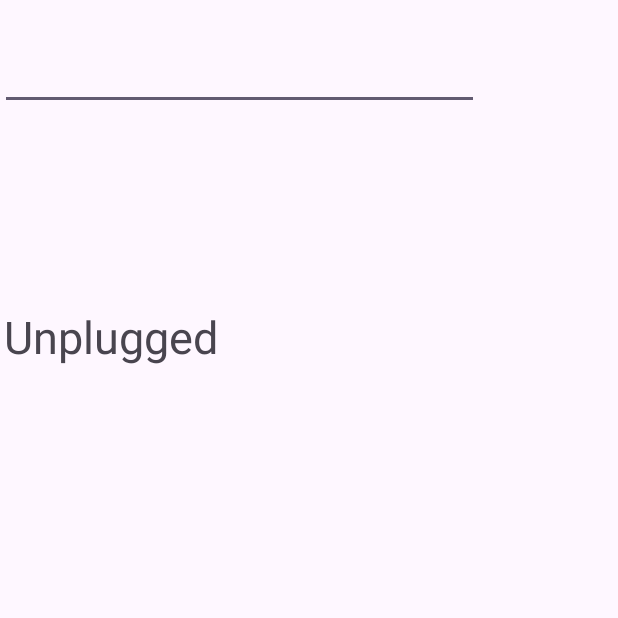
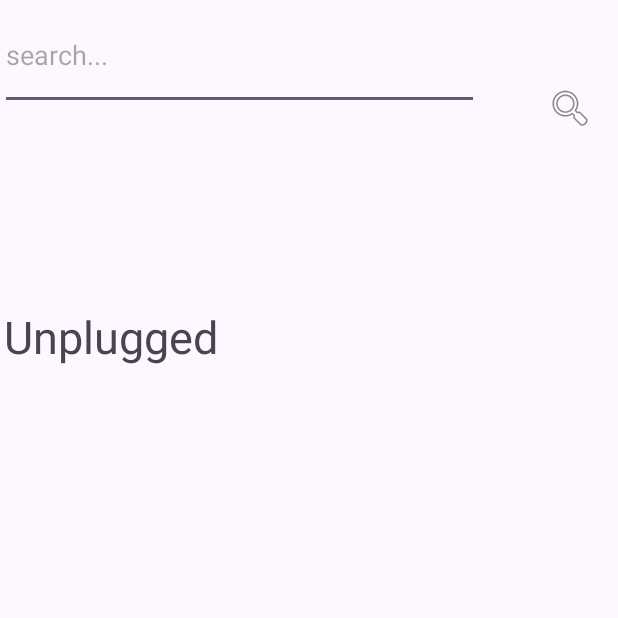
Before and after one commit to binarydigitz01/unplugged, an Android app: the fragment AppDrawerFragment shown on its own in the app's theme, on a phone screen of 412 x 824 dp, the top half of it. Run offline under Robolectric (Android 15) with nearby library versions, the phone set to English and light mode, and no system bars; 1 statement that could not run was skipped.

Commit message:
Final UI Changes

```diff
--- a/app/src/main/java/com/devsprint/unplugged/AppDrawerFragment.java
+++ b/app/src/main/java/com/devsprint/unplugged/AppDrawerFragment.java
@@ -7,10 +7,14 @@ import android.content.pm.PackageManager;
 import android.content.pm.ResolveInfo;
 import android.health.connect.datatypes.AppInfo;
 import android.os.Bundle;
+import android.text.Editable;
+import android.text.TextWatcher;
 import android.util.Log;
 import android.view.LayoutInflater;
 import android.view.View;
 import android.view.ViewGroup;
+import android.widget.TextView;
+
 import androidx.annotation.NonNull;
 import androidx.annotation.Nullable;
 import androidx.fragment.app.Fragment;
@@ -29,7 +33,15 @@ public class AppDrawerFragment extends Fragment {
     RecyclerView recyclerView;
     RecyclerView.Adapter adapter;
     RecyclerView.LayoutManager layoutManager;
+
+    TextView searchBox;
     ArrayList<AppItem> apps_list;
+
+    ArrayList<AppItem> disp_list;
+
+
+
+
 
 
     public AppDrawerFragment() {
@@ -41,17 +53,55 @@ public class AppDrawerFragment extends Fragment {
 
         View view = inflater.inflate(R.layout.fragment_apps_drawer,container,false);
         recyclerView = view.findViewById(R.id.app_list);
+        searchBox = view.findViewById(R.id.searchBox);
         apps_list = new ArrayList<AppItem>();
+        disp_list = new ArrayList<AppItem>();
+
         setUpApps(view.getContext());
-        adapter = new AppListRecyclerAdapter(getContext(), apps_list);
+        adapter = new AppListRecyclerAdapter(getContext(), disp_list);
 
         recyclerView = view.findViewById(R.id.app_list);
         //recyclerView.setLayoutManager(new LinearLayoutManager(getActivity()));
         recyclerView.setAdapter(adapter);
         Log.d("com.devsprint.unplugged", "abcd " +apps_list.get(2).AppName);
 
+        searchBox.addTextChangedListener(new TextWatcher() {
+            @Override
+            public void onTextChanged(CharSequence s, int start, int before, int count) {
+
+                // TODO Auto-generated method stub
+            }
+
+            @Override
+            public void beforeTextChanged(CharSequence s, int start, int count, int after) {
+
+                // TODO Auto-generated method stub
+            }
+
+            @Override
+            public void afterTextChanged(Editable s) {
+
+                // filter your list from your input
+                filter(s.toString());
+                //you can use runnable postDelayed like 500 ms to delay search text
+            }
+        });
+
 
         return view;
+    }
+
+    void filter(String text){
+        disp_list.clear();
+        for(AppItem d: apps_list){
+            //or use .equal(text) with you want equal match
+            //use .toLowerCase() for better matches
+            if(d.AppName.toLowerCase().contains(text.toLowerCase())){
+                disp_list.add(d);
+            }
+
+            adapter.notifyDataSetChanged();
+        }
     }
 
     @Override
@@ -77,9 +127,12 @@ public class AppDrawerFragment extends Fragment {
             app.AppName = ri.loadLabel(pm).toString();
             app.AppId = ri.activityInfo.packageName.toString();
             apps_list.add(app);
+            disp_list.add(app);
             j++;
         }
         Log.d("abcde", "xyz " + apps_list.size());
+
+
 
     }
 
--- a/app/src/main/res/layout/fragment_apps_drawer.xml
+++ b/app/src/main/res/layout/fragment_apps_drawer.xml
@@ -15,7 +15,8 @@
     android:layout_height="match_parent"
     tools:context="com.devsprint.unplugged.MainActivity">
     <EditText
-        android:id="@+id/editTextText"
+        android:id="@+id/searchBox"
+        android:hint="search..."
         android:layout_width="319dp"
         android:layout_height="73dp"
         android:ems="10"
@@ -32,4 +33,14 @@
         app:layout_constraintEnd_toEndOf="parent"
         app:layout_constraintStart_toStartOf="parent" />
 
+    <ImageView
+        android:id="@+id/imageView"
+        android:layout_width="wrap_content"
+        android:layout_height="wrap_content"
+        android:layout_marginTop="56dp"
+        android:layout_marginEnd="16dp"
+        android:src="@android:drawable/ic_menu_search"
+        app:layout_constraintEnd_toEndOf="parent"
+        app:layout_constraintTop_toTopOf="parent" />
+
 </androidx.constraintlayout.widget.ConstraintLayout>
--- a/app/src/main/res/layout/fragment_personal_space.xml
+++ b/app/src/main/res/layout/fragment_personal_space.xml
@@ -15,7 +15,7 @@
         android:layout_marginBottom="16dp"
         android:ems="10"
         android:inputType="text"
-        android:text="Name"
+        android:text=""
         app:layout_constraintBottom_toBottomOf="parent"
         app:layout_constraintStart_toStartOf="parent" />
 
@@ -31,7 +31,9 @@
         android:id="@+id/textView"
         android:layout_width="412dp"
         android:layout_height="66dp"
+        android:gravity="center"
         android:text="Personal Space"
+        android:textSize="50.0dip"
         app:layout_constraintStart_toStartOf="parent"
         app:layout_constraintTop_toTopOf="parent" />
 
@@ -41,6 +43,7 @@
         android:layout_height="51dp"
         android:layout_marginEnd="16dp"
         android:layout_marginBottom="12dp"
+        android:background="@color/design_default_color_on_secondary"
         android:onClick="onButtonClick"
         android:scaleType="fitCenter"
         android:src="@drawable/plus"
```
Also changed, not shown: app/src/main/res/layout/fragment_app_drawer.xml (deleted, +0 -12 lines), app/src/main/res/drawable/plus.jpg (deleted), app/src/main/res/drawable/plus.png (added).
